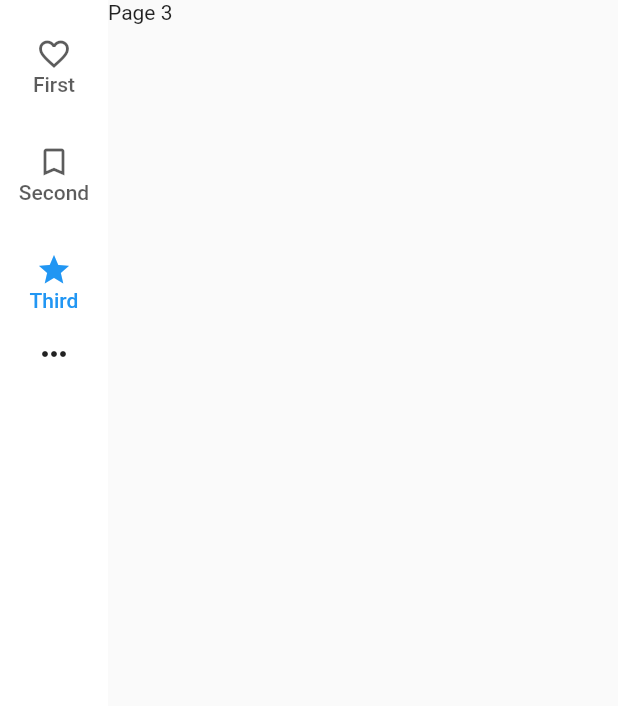
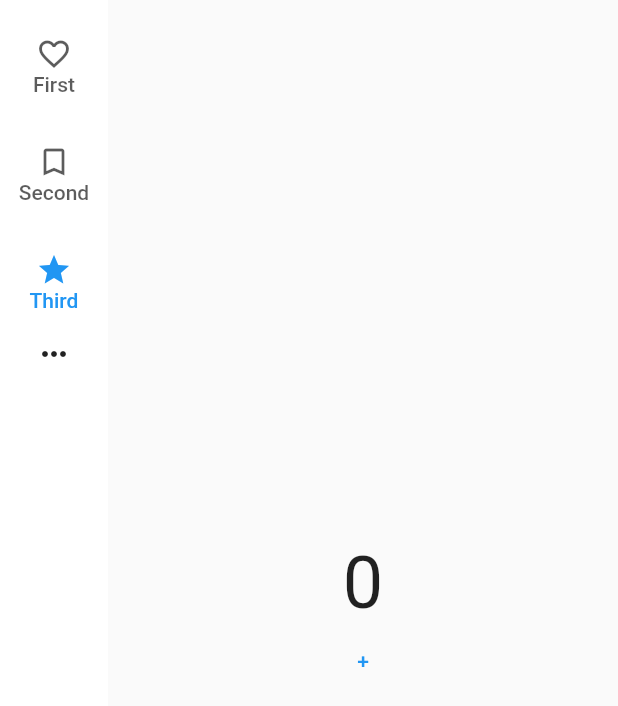
Before and after one commit to jsfoot/QuantFinance, a Flutter app: the screen it shows after launch, after a tap on "Second", after a tap on "Third", on a phone screen of 412 x 824 dp. Shown: the top 706 px of the screen. Run offline on Flutter 3.47's test engine with Material 2 defaults, Android fonts, the phone set to English and light mode, and no system bars; missing offline and left inert: candlesticks; network calls fail.

Commit message:
Candle chart

```diff
--- a/lib/main.dart
+++ b/lib/main.dart
@@ -1,5 +1,5 @@
 import 'package:flutter/material.dart';
-import 'package:quant_finance/main_screen.dart';
+import 'package:quant_finance/main_navigation_screen.dart';
 
 void main() {
   runApp(const QuantFinanceApp());
@@ -10,9 +10,11 @@ class QuantFinanceApp extends StatelessWidget {
 
   @override
   Widget build(BuildContext context) {
-    return const MaterialApp(
+    return MaterialApp(
+      debugShowCheckedModeBanner: false,
+      theme: ThemeData.light(),
       title: "Quant Finance",
-      home: MainScreen(),
+      home: const MainScreen(),
     );
   }
 }
--- a/lib/main_screen.dart
+++ b/lib/main_navigation_screen.dart
@@ -14,19 +14,6 @@ class _MainScreenState extends State<MainScreen> {
   int _selectedIndex = 0;
   double groupAligment = -1;
   NavigationRailLabelType labelType = NavigationRailLabelType.all;
-
-  Widget buildPages() {
-    switch (_selectedIndex) {
-      case 0:
-        return const Page1();
-      case 1:
-        return const Page2();
-      case 2:
-        return const Page3();
-      default:
-        return const Page1();
-    }
-  }
 
   @override
   Widget build(BuildContext context) {
@@ -62,7 +49,24 @@ class _MainScreenState extends State<MainScreen> {
                 ),
               ],
             ),
-            Expanded(child: buildPages()),
+            Expanded(
+              child: Stack(
+                children: [
+                  Offstage(
+                    offstage: _selectedIndex != 0,
+                    child: const Page1(),
+                  ),
+                  Offstage(
+                    offstage: _selectedIndex != 1,
+                    child: const Page2(),
+                  ),
+                  Offstage(
+                    offstage: _selectedIndex != 2,
+                    child: const Page3(),
+                  ),
+                ],
+              ),
+            ),
           ],
         ),
       ),
--- a/lib/pages/page_2.dart
+++ b/lib/pages/page_2.dart
@@ -1,12 +1,46 @@
+import 'dart:convert';
+
+import 'package:candlesticks/candlesticks.dart';
 import 'package:flutter/material.dart';
+import 'package:http/http.dart' as http;
 
-class Page2 extends StatelessWidget {
+class Page2 extends StatefulWidget {
   const Page2({Key? key}) : super(key: key);
 
   @override
+  State<Page2> createState() => _Page2State();
+}
+
+class _Page2State extends State<Page2> {
+  List<Candle> candles = [];
+
+  @override
+  void initState() {
+    fetchCandles().then((value) {
+      setState(() {
+        candles = value;
+      });
+    });
+    super.initState();
+  }
+
+  Future<List<Candle>> fetchCandles() async {
+    final uri = Uri.parse("https://api.binance.com/api/v3/klines?symbol=BTCUSDT&interval=1h");
+    final res = await http.get(uri);
+    return (jsonDecode(res.body) as List<dynamic>).map((e) => Candle.fromJson(e)).toList().reversed.toList();
+  }
+
+  @override
   Widget build(BuildContext context) {
-    return const Scaffold(
-      body: Text("Page 2"),
+    return Scaffold(
+      appBar: AppBar(
+        title: const Text("BTCUSDT 1H Chart"),
+      ),
+      body: Center(
+        child: Candlesticks(
+          candles: candles,
+        ),
+      ),
     );
   }
 }
--- a/lib/pages/page_3.dart
+++ b/lib/pages/page_3.dart
@@ -1,12 +1,44 @@
 import 'package:flutter/material.dart';
 
-class Page3 extends StatelessWidget {
+class Page3 extends StatefulWidget {
   const Page3({Key? key}) : super(key: key);
 
   @override
+  State<Page3> createState() => _Page3State();
+}
+
+class _Page3State extends State<Page3> {
+  int _clicks = 0;
+
+  void _increase() {
+    setState(() {
+      _clicks = _clicks + 1;
+    });
+  }
+
+  @override
+  void dispose() {
+    super.dispose();
+  }
+
+  @override
   Widget build(BuildContext context) {
-    return const Scaffold(
-      body: Text("Page 3"),
+    return Center(
+      child: Column(
+        mainAxisAlignment: MainAxisAlignment.center,
+        children: [
+          Text(
+            '$_clicks',
+            style: const TextStyle(
+              fontSize: 48,
+            ),
+          ),
+          TextButton(
+            onPressed: _increase,
+            child: const Text("+"),
+          )
+        ],
+      ),
     );
   }
 }
```
Also changed, not shown: lib/pages/stf_screen.dart (added, +44 -0 lines), pubspec.yaml (+49 -48 lines), pubspec.lock, 2 other files.
